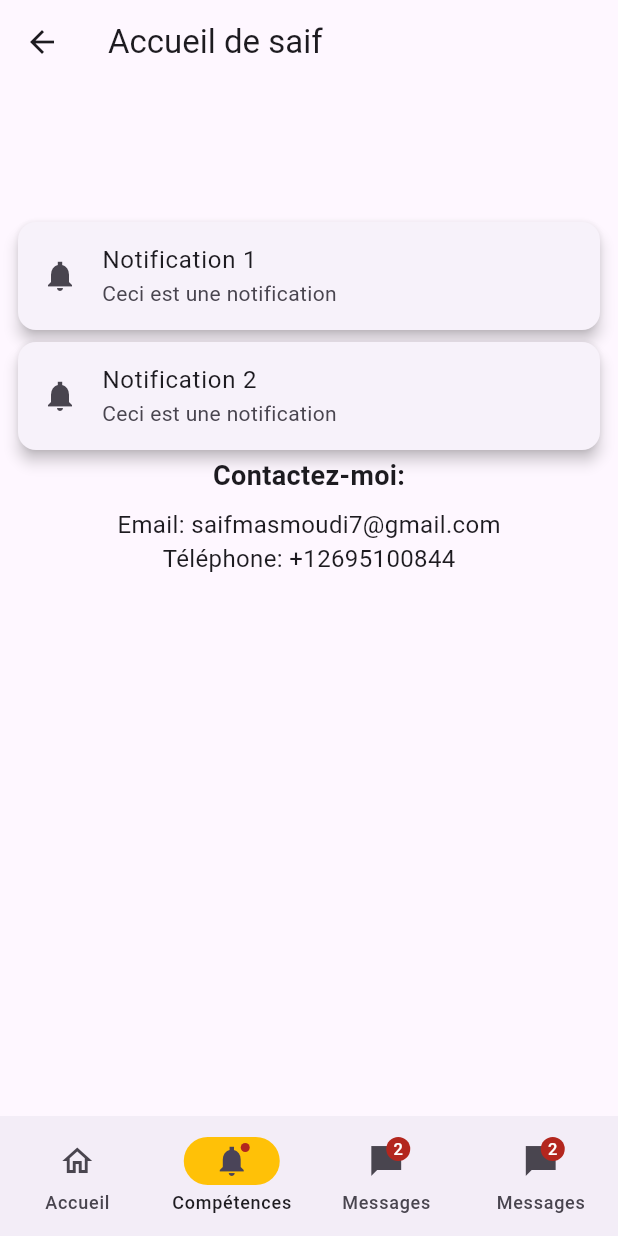
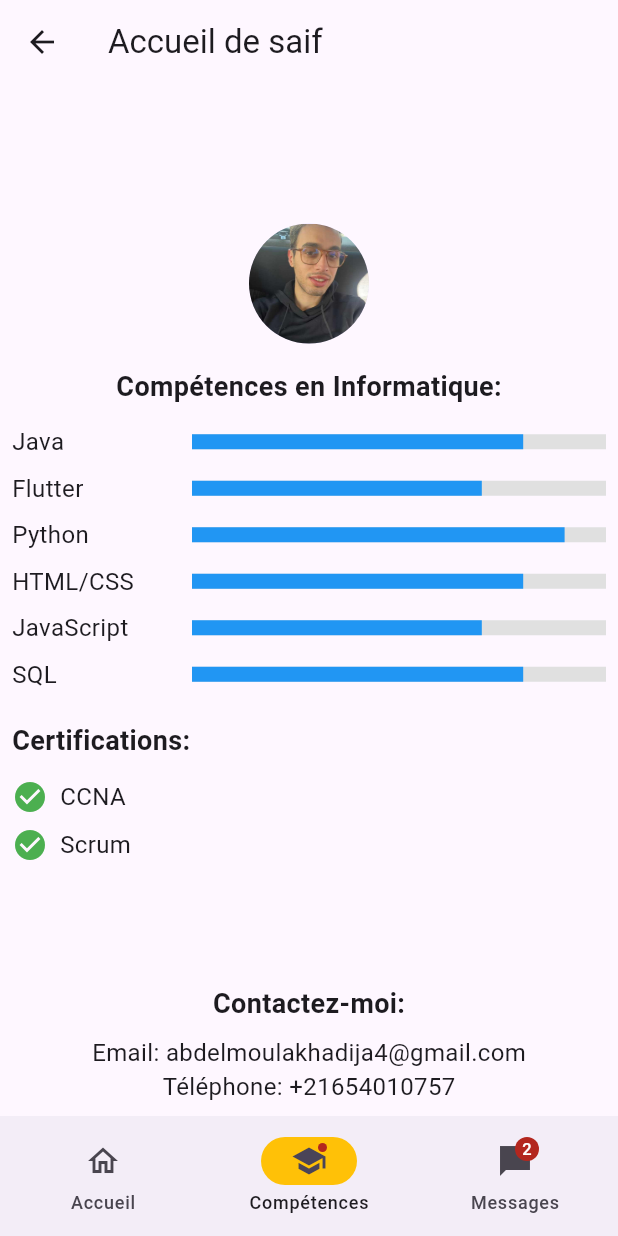
Before and after one commit to SaifMasmoudi/Projet-Flutter-Mobile, a Flutter app: the NavigationExample screen opened by its route, item 2 of the bottom bar chosen, on a phone screen of 412 x 824 dp. Run offline on Flutter 3.47's test engine with Material 3 defaults, Android fonts, the phone set to English and light mode, and no system bars; our stand-ins replace shared_preferences; accounts and stored records are empty.

Commit message:
version4

```diff
--- a/lib/Saif/home.dart
+++ b/lib/Saif/home.dart
@@ -32,15 +32,8 @@ class _NavigationExampleState extends State<NavigationExample> {
             label: 'Accueil',
           ),
           NavigationDestination(
-            icon: Badge(child: Icon(Icons.notifications_sharp)),
+            icon: Badge(child: Icon(Icons.school)),
             label: 'Compétences',
-          ),
-          NavigationDestination(
-            icon: Badge(
-              label: Text('2'),
-              child: Icon(Icons.messenger_sharp),
-            ),
-            label: 'Messages',
           ),
           NavigationDestination(
             icon: Badge(
@@ -73,7 +66,7 @@ class _NavigationExampleState extends State<NavigationExample> {
                       ),
                       SizedBox(height: 80),
                       Text(
-                        'saif Masmoudi, 23 ans, étudiant en 2ème année de génie logiciel à l\'Institut International de Technologie spécialisé en génie logiciel et informatique décisionnel',
+                        'Saif Masmoudi, 23 ans, étudiant en 2ème année de génie logiciel à l\'Institut International de Technologie spécialisé en génie logiciel et informatique décisionnel',
                         style: theme.textTheme.subtitle1,
                         textAlign: TextAlign.center,
                       ),
@@ -82,27 +75,64 @@ class _NavigationExampleState extends State<NavigationExample> {
                 ),
               ),
 
-            /// Page de notifications
+            /// Page de compétences personnelles
             if (currentPageIndex == 1)
-              Column(
-                children: <Widget>[
-                  Card(
-                    elevation: 4,
-                    child: ListTile(
-                      leading: Icon(Icons.notifications_sharp),
-                      title: Text('Notification 1'),
-                      subtitle: Text('Ceci est une notification'),
+              Expanded(
+                child: Column(
+                  crossAxisAlignment: CrossAxisAlignment.center,
+                  children: [
+                    SizedBox(height: 5), // Ajouter un espace
+                    CircleAvatar(
+                      radius: 40,
+                      backgroundImage: AssetImage('images/saif.png'), // Remplacez par votre chemin d'image
                     ),
-                  ),
-                  Card(
-                    elevation: 4,
-                    child: ListTile(
-                      leading: Icon(Icons.notifications_sharp),
-                      title: Text('Notification 2'),
-                      subtitle: Text('Ceci est une notification'),
+                    SizedBox(height: 16), // Ajouter un espace
+                    Text(
+                      'Compétences en Informatique:',
+                      style: TextStyle(fontSize: 18, fontWeight: FontWeight.bold),
                     ),
-                  ),
-                ],
+                    SizedBox(height: 8),
+                    _buildSkillItem('Java', 0.8),
+                    _buildSkillItem('Flutter', 0.7),
+                    _buildSkillItem('Python', 0.9),
+                    _buildSkillItem('HTML/CSS', 0.8),
+                    _buildSkillItem('JavaScript', 0.7),
+                    _buildSkillItem('SQL', 0.8),
+                    SizedBox(height: 16),
+                    Column(
+                      crossAxisAlignment: CrossAxisAlignment.start,
+                      children: [
+                        Text(
+                          'Certifications:',
+                          style: TextStyle(fontSize: 18, fontWeight: FontWeight.bold),
+                        ),
+                        SizedBox(height: 8),
+                        _buildCertificationItem('CCNA'),
+                        _buildCertificationItem('Scrum '),
+                        // Ajoutez d'autres certifications si nécessaire
+                      ],
+                    ),
+                    Spacer(), // Pour pousser le contenu vers le bas
+                    Column(
+                      crossAxisAlignment: CrossAxisAlignment.center,
+                      children: [
+                        Text(
+                          'Contactez-moi:',
+                          style: TextStyle(fontSize: 18, fontWeight: FontWeight.bold),
+                        ),
+                        SizedBox(height: 8),
+                        Text(
+                          'Email: abdelmoulakhadija4@gmail.com',
+                          style: TextStyle(fontSize: 16),
+                        ),
+                        Text(
+                          'Téléphone: +21654010757',
+                          style: TextStyle(fontSize: 16),
+                        ),
+                      ],
+                    ),
+                  ],
+                ),
               ),
 
             /// Page de messages
@@ -127,29 +157,52 @@ class _NavigationExampleState extends State<NavigationExample> {
                   );
                 },
               ),
-
-            /// Contact information
-            Column(
-              crossAxisAlignment: CrossAxisAlignment.center,
-              children: [
-                Text(
-                  'Contactez-moi:',
-                  style: TextStyle(fontSize: 18, fontWeight: FontWeight.bold),
-                ),
-                SizedBox(height: 8),
-                Text(
-                  'Email: saifmasmoudi7@gmail.com',
-                  style: TextStyle(fontSize: 16),
-                ),
-                Text(
-                  'Téléphone: +12695100844',
-                  style: TextStyle(fontSize: 16),
-                ),
-              ],
-            ),
           ],
         ),
       ),
     );
   }
+
+  Widget _buildSkillItem(String skillName, double skillLevel) {
+    return Padding(
+      padding: const EdgeInsets.symmetric(vertical: 4.0),
+      child: Row(
+        children: [
+          SizedBox(
+            width: 120,
+            child: Text(
+              skillName,
+              style: TextStyle(fontSize: 16),
+            ),
+          ),
+          Expanded(
+            child: SizedBox(
+              height: 10,
+              child: LinearProgressIndicator(
+                value: skillLevel,
+                backgroundColor: Colors.grey[300],
+                valueColor: AlwaysStoppedAnimation<Color>(Colors.blue),
+              ),
+            ),
+          ),
+        ],
+      ),
+    );
+  }
+
+  Widget _buildCertificationItem(String certificationName) {
+    return Padding(
+      padding: const EdgeInsets.symmetric(vertical: 4.0),
+      child: Row(
+        children: [
+          Icon(Icons.check_circle, color: Colors.green), // Icône de vérification
+          SizedBox(width: 8),
+          Text(
+            certificationName,
+            style: TextStyle(fontSize: 16),
+          ),
+        ],
+      ),
+    );
+  }
 }
```
Also changed, not shown: lib/Khadija/home.dart (+99 -46 lines), lib/home.dart (+68 -33 lines).
